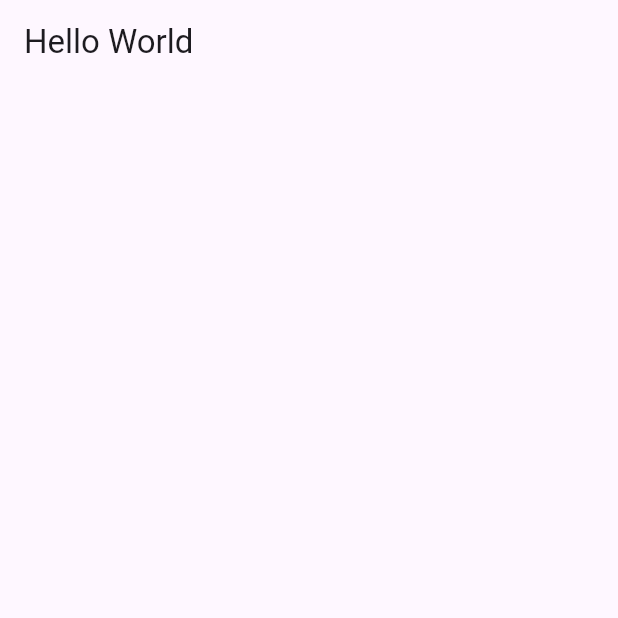
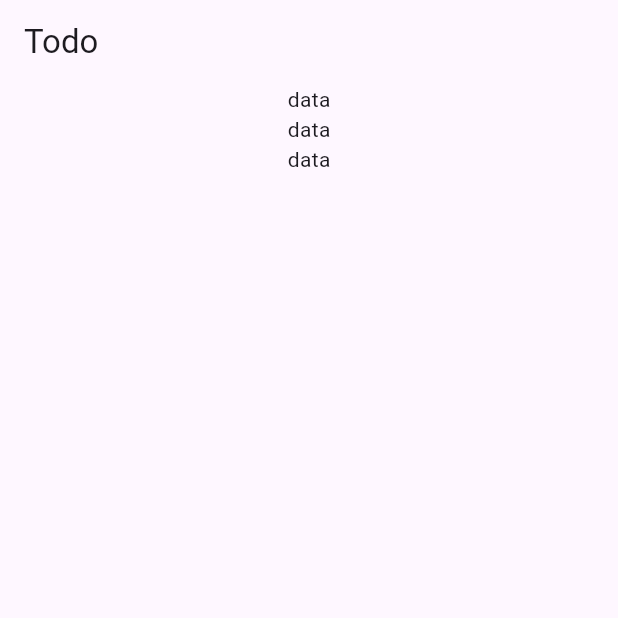
Before and after one commit to dinethsiriwardana/My-First-App, a Flutter app: the screen it shows after launch, on a phone screen of 412 x 824 dp, the top half of it. Run offline on Flutter 3.47's test engine with Material 3 defaults, Android fonts, the phone set to English and light mode, and no system bars.

Commit message:
pub update

```diff
--- a/analysis_options.yaml
+++ /dev/null
@@ -1,28 +0,0 @@
-# This file configures the analyzer, which statically analyzes Dart code to
-# check for errors, warnings, and lints.
-#
-# The issues identified by the analyzer are surfaced in the UI of Dart-enabled
-# IDEs (https://dart.dev/tools#ides-and-editors). The analyzer can also be
-# invoked from the command line by running `flutter analyze`.
-
-# The following line activates a set of recommended lints for Flutter apps,
-# packages, and plugins designed to encourage good coding practices.
-include: package:flutter_lints/flutter.yaml
-
-linter:
-  # The lint rules applied to this project can be customized in the
-  # section below to disable rules from the `package:flutter_lints/flutter.yaml`
-  # included above or to enable additional rules. A list of all available lints
-  # and their documentation is published at https://dart.dev/lints.
-  #
-  # Instead of disabling a lint rule for the entire project in the
-  # section below, it can also be suppressed for a single line of code
-  # or a specific dart file by using the `// ignore: name_of_lint` and
-  # `// ignore_for_file: name_of_lint` syntax on the line or in the file
-  # producing the lint.
-  rules:
-    # avoid_print: false  # Uncomment to disable the `avoid_print` rule
-    # prefer_single_quotes: true  # Uncomment to enable the `prefer_single_quotes` rule
-
-# Additional information about this file can be found at
-# https://dart.dev/guides/language/analysis-options
--- a/lib/main.dart
+++ b/lib/main.dart
@@ -10,8 +10,18 @@ class MyApp extends StatelessWidget {
   @override
   Widget build(BuildContext context) {
     return MaterialApp(
-      theme: ThemeData(primarySwatch: Colors.blue),
-      home: Scaffold(appBar: AppBar(title: Text('Hello World'))),
+      title: 'Firebase Flutter Demo',
+      theme: ThemeData(
+        primarySwatch: Colors.blue,
+        visualDensity: VisualDensity.adaptivePlatformDensity,
+      ),
+
+      home: Scaffold(
+        appBar: AppBar(title: Text("Todo")),
+        body: Center(
+          child: Column(children: [Text("data"), Text("data"), Text("data")]),
+        ),
+      ),
     );
   }
 }
--- a/pubspec.yaml
+++ b/pubspec.yaml
@@ -2,7 +2,7 @@ name: my_f_app
 description: "A new Flutter project."
 # The following line prevents the package from being accidentally published to
 # pub.dev using `flutter pub publish`. This is preferred for private packages.
-publish_to: 'none' # Remove this line if you wish to publish to pub.dev
+publish_to: "none" # Remove this line if you wish to publish to pub.dev
 
 # The following defines the version and build number for your application.
 # A version number is three numbers separated by dots, like 1.2.43
@@ -19,7 +19,7 @@ publish_to: 'none' # Remove this line if you wish to publish to pub.dev
 version: 1.0.0+1
 
 environment:
-  sdk: ^3.7.0
+  sdk: ^3.5.0
 
 # Dependencies specify other packages that your package needs in order to work.
 # To automatically upgrade your package dependencies to the latest versions
@@ -51,7 +51,6 @@ dev_dependencies:
 
 # The following section is specific to Flutter packages.
 flutter:
-
   # The following line ensures that the Material Icons font is
   # included with your application, so that you can use the icons in
   # the material Icons class.
```
Also changed, not shown: pubspec.lock.
